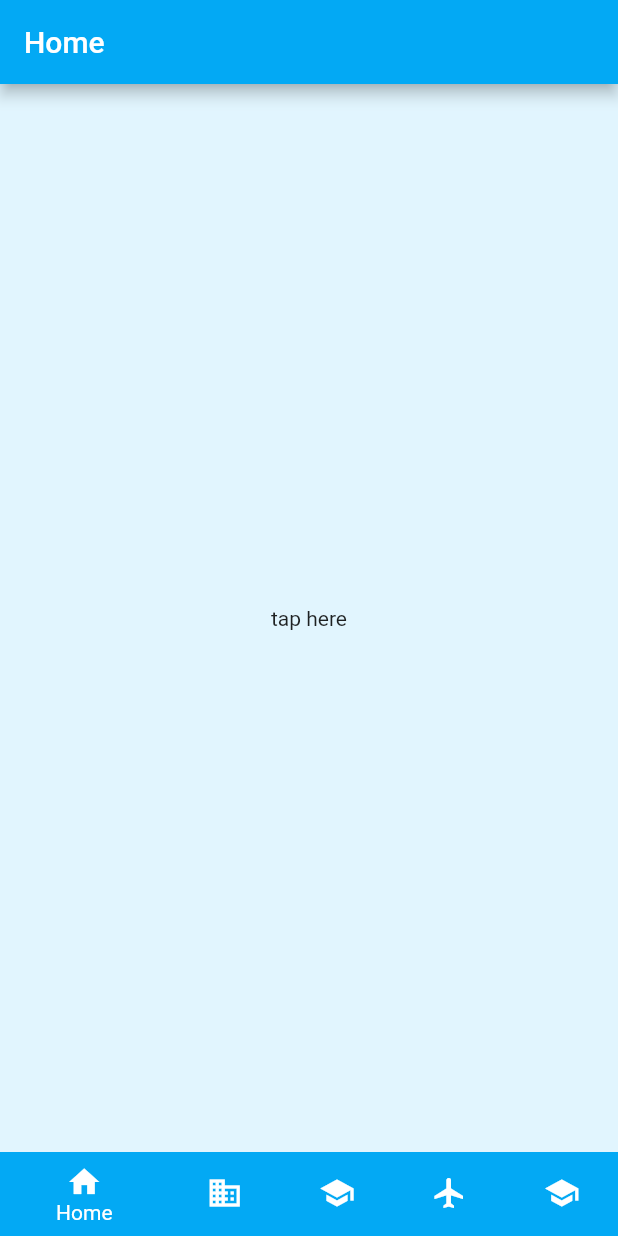
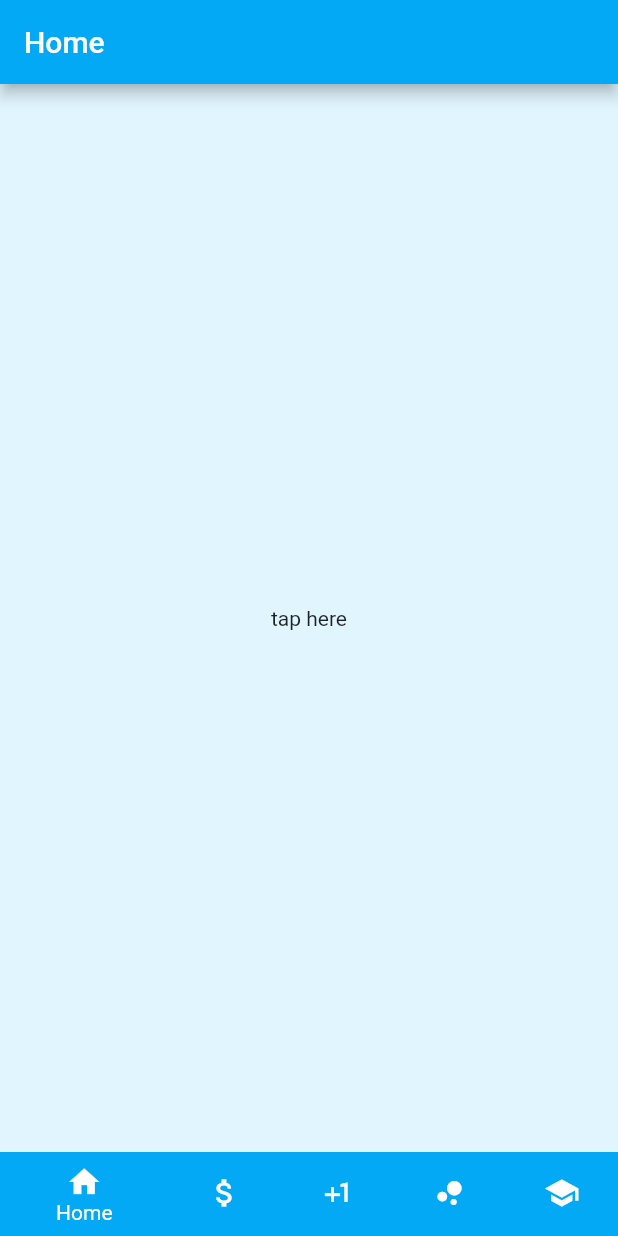
Before and after one commit to jkbngl/FFD, a Flutter app: the screen it shows after launch, on a phone screen of 412 x 824 dp. Run offline on Flutter 3.47's test engine with Material 2 defaults, Android fonts, the light colour scheme and no system bars.

Commit message:
#21 #11 added route icons

```diff
--- a/flutter/ffd/lib/main.dart
+++ b/flutter/ffd/lib/main.dart
@@ -11,9 +11,9 @@ class Destination {
 
 const List<Destination> allDestinations = <Destination>[
   Destination(0, 'Home', Icons.home, Colors.lightBlue),
-  Destination(1, 'Actuals', Icons.business, Colors.green),
-  Destination(2, 'Budget', Icons.school, Colors.orange),
-  Destination(3, 'Visualisation', Icons.flight, Colors.red),
+  Destination(1, 'Actuals', Icons.attach_money, Colors.green),
+  Destination(2, 'Budget', Icons.plus_one, Colors.orange),
+  Destination(3, 'Visualisation', Icons.bubble_chart, Colors.red),
   Destination(4, 'Admin', Icons.school, Colors.blue)
 ];
 
```
